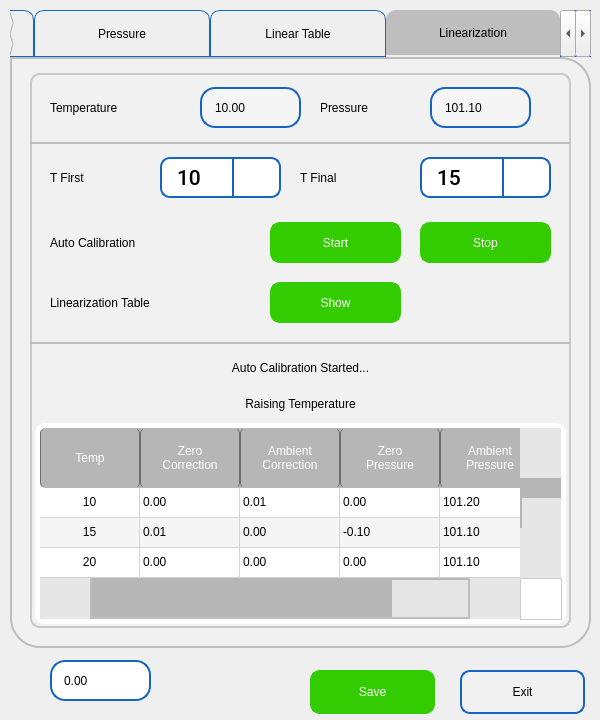
First picture: the form in pApp-22-June-2021/scalibration.ui, repository ChandraMVE/PSSC_QT_Development, before the edit.
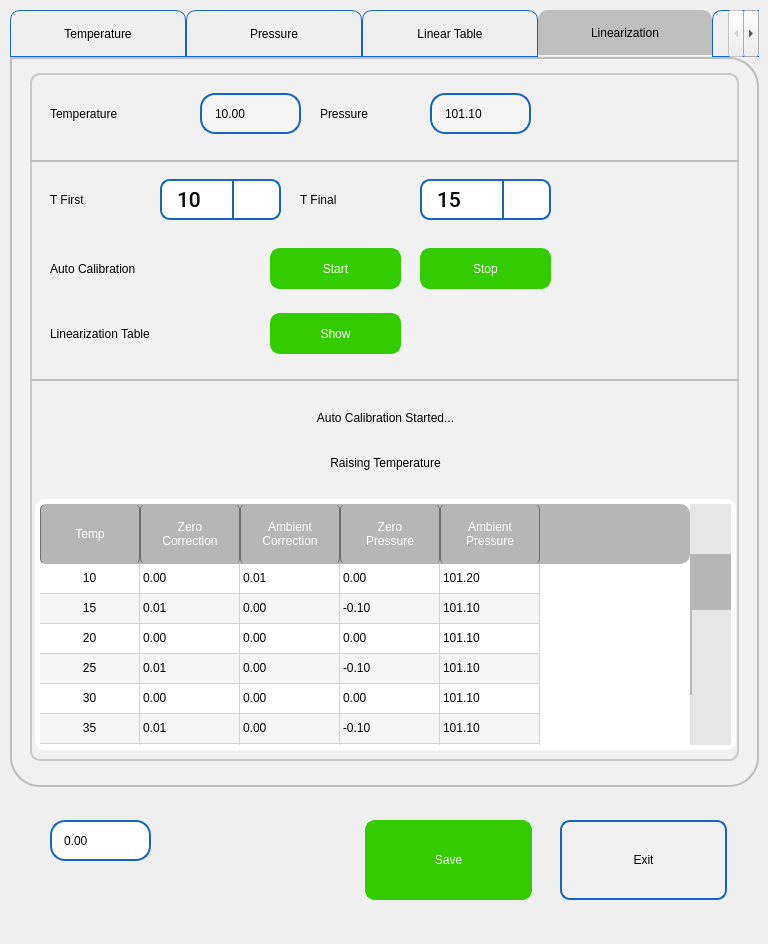
Second picture: the form after the edit. The open tabs and pages were chosen to show the change. Icons and pictures are not drawn. Custom widgets are drawn as their Qt base class.

Commit message: 1.in menubar.ui adjust the tab bars and size 2.in pApp-22-June-2021/scalibration.ui  change the reslution and increse the size of tapbars 3. In pApp-22-June-2021/scheckpass.ui change the size of massgeframe,passwordframe,Confirmframe 4.In pApp-22-June-2021/sgeneralsetup.ui > 2.in pApp-22-June-2021/scalibration.ui  change the reslution and increse the size of tapbars 5. In pApp-22-June-2021/ssettings.cpp.autosave change resize values

```diff
--- a/pApp-22-June-2021/scalibration.ui
+++ b/pApp-22-June-2021/scalibration.ui
@@ -6,8 +6,8 @@
    <rect>
     <x>0</x>
     <y>0</y>
-    <width>600</width>
-    <height>720</height>
+    <width>768</width>
+    <height>944</height>
    </rect>
   </property>
   <property name="windowTitle">
@@ -16,10 +16,10 @@
   <widget class="QPushButton" name="pbExit">
    <property name="geometry">
     <rect>
-     <x>460</x>
-     <y>670</y>
-     <width>125</width>
-     <height>44</height>
+     <x>560</x>
+     <y>820</y>
+     <width>167</width>
+     <height>80</height>
     </rect>
    </property>
    <property name="focusPolicy">
@@ -80,10 +80,10 @@
   <widget class="QPushButton" name="pbSave">
    <property name="geometry">
     <rect>
-     <x>310</x>
-     <y>670</y>
-     <width>125</width>
-     <height>44</height>
+     <x>365</x>
+     <y>820</y>
+     <width>167</width>
+     <height>80</height>
     </rect>
    </property>
    <property name="focusPolicy">
@@ -146,8 +146,8 @@
     <rect>
      <x>10</x>
      <y>10</y>
-     <width>581</width>
-     <height>641</height>
+     <width>749</width>
+     <height>790</height>
     </rect>
    </property>
    <property name="focusPolicy">
@@ -3073,8 +3073,8 @@
       <rect>
        <x>0</x>
        <y>0</y>
-       <width>581</width>
-       <height>591</height>
+       <width>749</width>
+       <height>730</height>
       </rect>
      </property>
      <property name="styleSheet">
@@ -3103,8 +3103,8 @@
        <rect>
         <x>20</x>
         <y>0</y>
-        <width>541</width>
-        <height>571</height>
+        <width>709</width>
+        <height>704</height>
        </rect>
       </property>
       <property name="styleSheet">
@@ -3130,7 +3130,7 @@
        <property name="geometry">
         <rect>
          <x>20</x>
-         <y>30</y>
+         <y>36</y>
          <width>141</width>
          <height>41</height>
         </rect>
@@ -3146,7 +3146,7 @@
        <property name="geometry">
         <rect>
          <x>170</x>
-         <y>30</y>
+         <y>36</y>
          <width>101</width>
          <height>41</height>
         </rect>
@@ -3172,7 +3172,7 @@
        <property name="geometry">
         <rect>
          <x>400</x>
-         <y>30</y>
+         <y>36</y>
          <width>101</width>
          <height>41</height>
         </rect>
@@ -3198,7 +3198,7 @@
        <property name="geometry">
         <rect>
          <x>290</x>
-         <y>30</y>
+         <y>36</y>
          <width>101</width>
          <height>41</height>
         </rect>
@@ -3214,8 +3214,8 @@
        <property name="geometry">
         <rect>
          <x>0</x>
-         <y>85</y>
-         <width>541</width>
+         <y>103</y>
+         <width>709</width>
          <height>2</height>
         </rect>
        </property>
@@ -3227,7 +3227,7 @@
        <property name="geometry">
         <rect>
          <x>20</x>
-         <y>165</y>
+         <y>191</y>
          <width>211</width>
          <height>41</height>
         </rect>
@@ -3243,7 +3243,7 @@
        <property name="geometry">
         <rect>
          <x>240</x>
-         <y>165</y>
+         <y>191</y>
          <width>131</width>
          <height>41</height>
         </rect>
@@ -3307,7 +3307,7 @@
        <property name="geometry">
         <rect>
          <x>390</x>
-         <y>165</y>
+         <y>191</y>
          <width>131</width>
          <height>41</height>
         </rect>
@@ -3371,7 +3371,7 @@
        <property name="geometry">
         <rect>
          <x>20</x>
-         <y>100</y>
+         <y>122</y>
          <width>111</width>
          <height>41</height>
         </rect>
@@ -3387,7 +3387,7 @@
        <property name="geometry">
         <rect>
          <x>270</x>
-         <y>100</y>
+         <y>122</y>
          <width>111</width>
          <height>41</height>
         </rect>
@@ -3403,7 +3403,7 @@
        <property name="geometry">
         <rect>
          <x>240</x>
-         <y>225</y>
+         <y>256</y>
          <width>131</width>
          <height>41</height>
         </rect>
@@ -3467,7 +3467,7 @@
        <property name="geometry">
         <rect>
          <x>20</x>
-         <y>225</y>
+         <y>256</y>
          <width>211</width>
          <height>41</height>
         </rect>
@@ -3483,7 +3483,7 @@
        <property name="geometry">
         <rect>
          <x>130</x>
-         <y>100</y>
+         <y>122</y>
          <width>121</width>
          <height>41</height>
         </rect>
@@ -3696,7 +3696,7 @@
        <property name="geometry">
         <rect>
          <x>390</x>
-         <y>100</y>
+         <y>122</y>
          <width>131</width>
          <height>41</height>
         </rect>
@@ -3903,9 +3903,9 @@
       <widget class="QLabel" name="lblAutoCalibStatus">
        <property name="geometry">
         <rect>
-         <x>30</x>
-         <y>290</y>
-         <width>481</width>
+         <x>20</x>
+         <y>340</y>
+         <width>671</width>
          <height>41</height>
         </rect>
        </property>
@@ -3923,9 +3923,9 @@
        <property name="geometry">
         <rect>
          <x>5</x>
-         <y>366</y>
-         <width>531</width>
-         <height>201</height>
+         <y>442</y>
+         <width>701</width>
+         <height>251</height>
         </rect>
        </property>
        <property name="sizePolicy">
@@ -4652,9 +4652,9 @@
       <widget class="QLabel" name="lblAutoCalibSubStatus">
        <property name="geometry">
         <rect>
-         <x>30</x>
-         <y>331</y>
-         <width>481</width>
+         <x>20</x>
+         <y>390</y>
+         <width>671</width>
          <height>31</height>
         </rect>
        </property>
@@ -4673,8 +4673,8 @@
        <property name="geometry">
         <rect>
          <x>0</x>
-         <y>285</y>
-         <width>541</width>
+         <y>322</y>
+         <width>709</width>
          <height>2</height>
         </rect>
        </property>
@@ -4809,7 +4809,7 @@
    <property name="geometry">
     <rect>
      <x>50</x>
-     <y>660</y>
+     <y>820</y>
      <width>101</width>
      <height>41</height>
     </rect>
```
Left out of the diff: 84 changed lines with no effect on the pictures. The commit also changes 12 other files.
